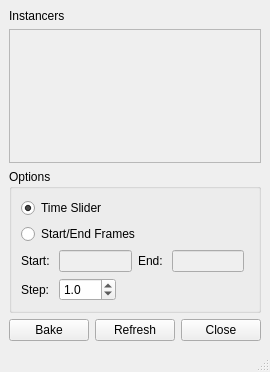
Old version of the form ui/window.ui in the repository iceanimations/bakeInstancer.
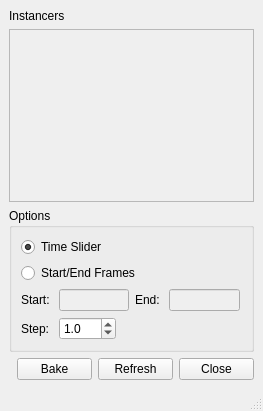
New version of the form.

Commit message: object names set on window.ui and window.py is ready to use objects form window.ui

Patch:
```diff
--- a/ui/window.ui
+++ b/ui/window.ui
@@ -7,7 +7,7 @@
     <x>0</x>
     <y>0</y>
     <width>263</width>
-    <height>372</height>
+    <height>411</height>
    </rect>
   </property>
   <property name="windowTitle">
@@ -39,7 +39,7 @@
          <x>0</x>
          <y>0</y>
          <width>243</width>
-         <height>126</height>
+         <height>165</height>
         </rect>
        </property>
        <layout class="QVBoxLayout" name="verticalLayout_3">
@@ -173,6 +173,9 @@
            <property name="decimals">
             <number>1</number>
            </property>
+           <property name="minimum">
+            <double>0.500000000000000</double>
+           </property>
            <property name="singleStep">
             <double>0.500000000000000</double>
            </property>
@@ -218,21 +221,57 @@
        </spacer>
       </item>
       <item>
-       <widget class="QPushButton" name="pushButton_2">
+       <widget class="QPushButton" name="bakeButton">
+        <property name="sizePolicy">
+         <sizepolicy hsizetype="Maximum" vsizetype="Fixed">
+          <horstretch>0</horstretch>
+          <verstretch>0</verstretch>
+         </sizepolicy>
+        </property>
+        <property name="minimumSize">
+         <size>
+          <width>75</width>
+          <height>0</height>
+         </size>
+        </property>
         <property name="text">
          <string>Bake</string>
         </property>
        </widget>
       </item>
       <item>
-       <widget class="QPushButton" name="pushButton_3">
+       <widget class="QPushButton" name="refreshButton">
+        <property name="sizePolicy">
+         <sizepolicy hsizetype="Maximum" vsizetype="Fixed">
+          <horstretch>0</horstretch>
+          <verstretch>0</verstretch>
+         </sizepolicy>
+        </property>
+        <property name="minimumSize">
+         <size>
+          <width>75</width>
+          <height>0</height>
+         </size>
+        </property>
         <property name="text">
          <string>Refresh</string>
         </property>
        </widget>
       </item>
       <item>
-       <widget class="QPushButton" name="pushButton">
+       <widget class="QPushButton" name="closeButton">
+        <property name="sizePolicy">
+         <sizepolicy hsizetype="Preferred" vsizetype="Fixed">
+          <horstretch>0</horstretch>
+          <verstretch>0</verstretch>
+         </sizepolicy>
+        </property>
+        <property name="minimumSize">
+         <size>
+          <width>75</width>
+          <height>0</height>
+         </size>
+        </property>
         <property name="text">
          <string>Close</string>
         </property>
```
Left out of the diff: 48 changed lines with no effect on the pictures. The commit also changes 2 other files.
